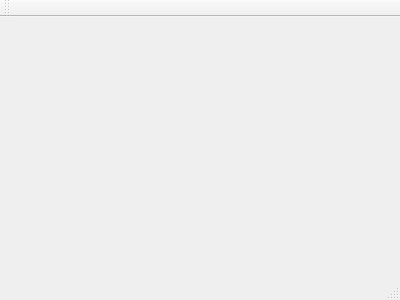
The window that view.ui (yang-han/GraphicsEditor) describes before a commit, drawn with Qt 5.
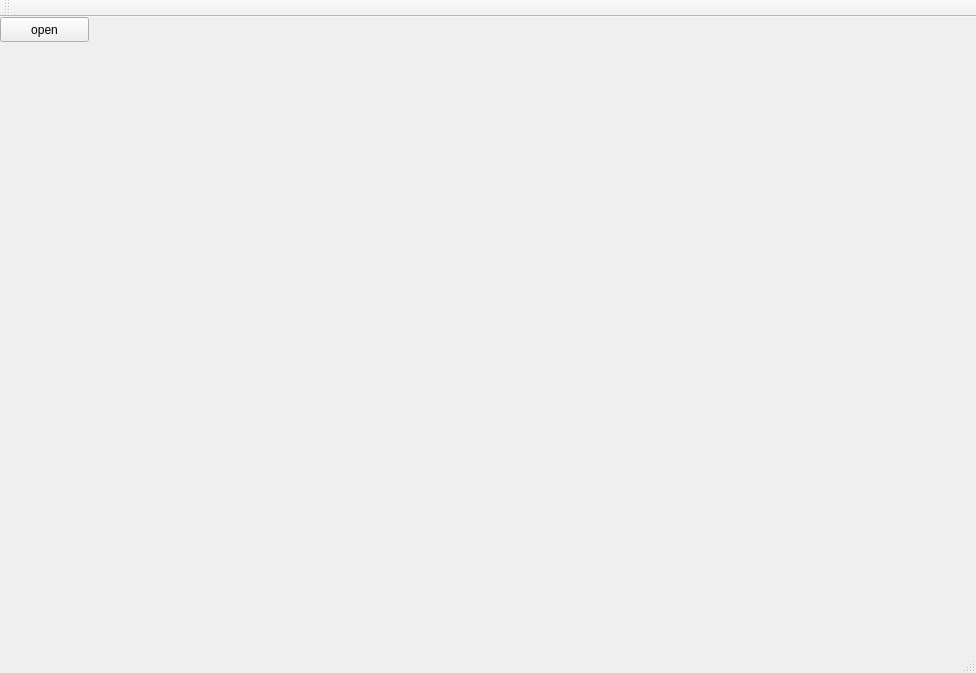
The same window after the commit.

```diff
--- a/view.ui
+++ b/view.ui
@@ -1,24 +1,66 @@
 <ui version="4.0">
  <class>view</class>
- <widget class="QMainWindow" name="view" >
-  <property name="geometry" >
+ <widget class="QMainWindow" name="view">
+  <property name="geometry">
    <rect>
     <x>0</x>
     <y>0</y>
-    <width>400</width>
-    <height>300</height>
+    <width>976</width>
+    <height>673</height>
    </rect>
   </property>
   <property name="windowTitle" >
    <string>view</string>
   </property>
-  <widget class="QMenuBar" name="menuBar" />
-  <widget class="QToolBar" name="mainToolBar" />
-  <widget class="QWidget" name="centralWidget" />
-  <widget class="QStatusBar" name="statusBar" />
+  <widget class="QWidget" name="centralWidget">
+   <widget class="QPushButton" name="button_open">
+    <property name="geometry">
+     <rect>
+      <x>0</x>
+      <y>0</y>
+      <width>89</width>
+      <height>25</height>
+     </rect>
+    </property>
+    <property name="text">
+     <string>open</string>
+    </property>
+   </widget>
+   <widget class="QLabel" name="label">
+    <property name="geometry">
+     <rect>
+      <x>20</x>
+      <y>56</y>
+      <width>931</width>
+      <height>521</height>
+     </rect>
+    </property>
+    <property name="text">
+     <string/>
+    </property>
+   </widget>
+  </widget>
+  <widget class="QMenuBar" name="menuBar">
+   <property name="geometry">
+    <rect>
+     <x>0</x>
+     <y>0</y>
+     <width>976</width>
+     <height>22</height>
+    </rect>
+   </property>
+  </widget>
+  <widget class="QToolBar" name="mainToolBar">
+   <attribute name="toolBarArea">
+    <enum>TopToolBarArea</enum>
+   </attribute>
+   <attribute name="toolBarBreak">
+    <bool>false</bool>
+   </attribute>
+  </widget>
+  <widget class="QStatusBar" name="statusBar"/>
  </widget>
- <layoutDefault spacing="6" margin="11" />
- <pixmapfunction></pixmapfunction>
+ <layoutdefault spacing="6" margin="11"/>
  <resources/>
  <connections/>
 </ui>
```
Left out of the diff: 3 changed lines with no effect on the pictures.
